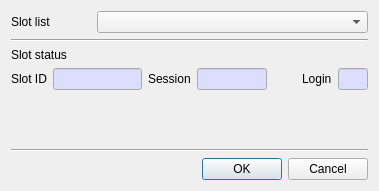
Above: CryptokiMan/close_session_dlg.ui from jykim74/CryptokiMan before the change. Below: the same form after it.
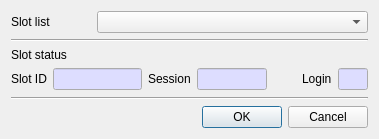
That is the form after the change.

Commit message: UI 개선

Patch:
```diff
--- a/CryptokiMan/close_session_dlg.ui
+++ b/CryptokiMan/close_session_dlg.ui
@@ -7,7 +7,7 @@
     <x>0</x>
     <y>0</y>
     <width>379</width>
-    <height>191</height>
+    <height>139</height>
    </rect>
   </property>
   <property name="windowTitle">
```
The commit also changes 3 other files.
